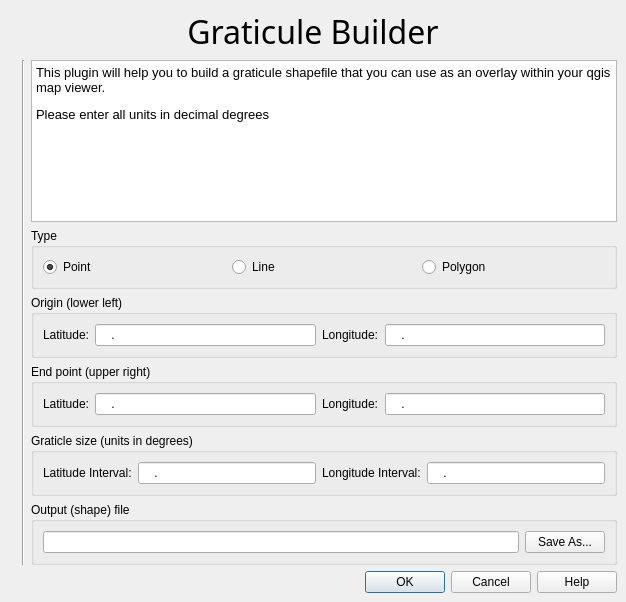
The window that src/plugins/grid_maker/pluginguibase.ui (qgis/QGIS) describes before a commit, drawn with Qt 5.
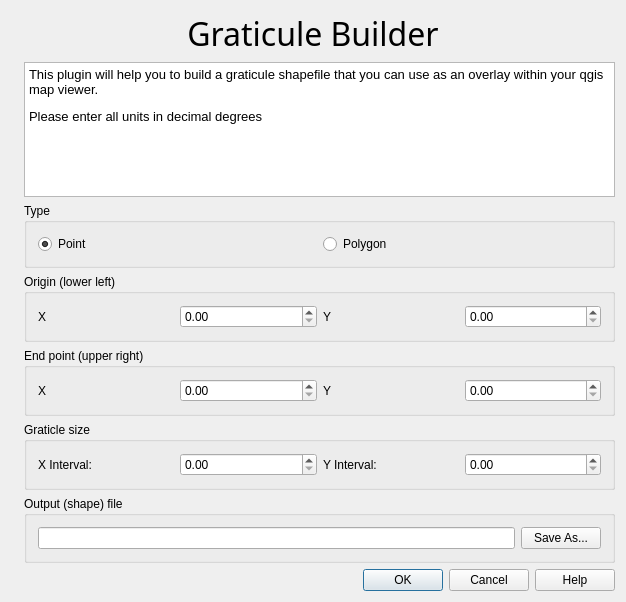
The same window after the commit. Icons and pictures are not drawn.

Commit message: First step towards fixing ticket #749  - switch to using qgsvectorfilewriter to generate graticules  - now I just need to add SRSselector button to support arbitary srs  - removed dependency on shplib

```diff
--- a/src/plugins/grid_maker/pluginguibase.ui
+++ b/src/plugins/grid_maker/pluginguibase.ui
@@ -15,14 +15,8 @@
   <property name="windowIcon" >
    <iconset/>
   </property>
-  <layout class="QVBoxLayout" >
-   <property name="margin" >
-    <number>9</number>
-   </property>
-   <property name="spacing" >
-    <number>6</number>
-   </property>
-   <item>
+  <layout class="QGridLayout" >
+   <item row="0" column="0" colspan="2" >
     <widget class="QLabel" name="txtHeading" >
      <property name="font" >
       <font>
@@ -43,15 +37,7 @@
      </property>
     </widget>
    </item>
-   <item>
-    <layout class="QHBoxLayout" >
-     <property name="margin" >
-      <number>0</number>
-     </property>
-     <property name="spacing" >
-      <number>6</number>
-     </property>
-     <item>
+   <item rowspan="6" row="1" column="0" >
       <widget class="QLabel" name="label" >
        <property name="text" >
         <string/>
@@ -64,49 +50,26 @@
        </property>
       </widget>
      </item>
-     <item>
-      <widget class="Line" name="line1" >
-       <property name="frameShape" >
-        <enum>QFrame::VLine</enum>
-       </property>
-       <property name="frameShadow" >
-        <enum>QFrame::Sunken</enum>
-       </property>
-       <property name="orientation" >
-        <enum>Qt::Vertical</enum>
-       </property>
-      </widget>
-     </item>
-     <item>
-      <layout class="QVBoxLayout" >
-       <property name="margin" >
-        <number>0</number>
-       </property>
-       <property name="spacing" >
-        <number>6</number>
-       </property>
-       <item>
+   <item row="1" column="1" >
         <widget class="QTextEdit" name="textEdit" >
          <property name="readOnly" >
           <bool>true</bool>
          </property>
          <property name="html" >
-          <string>&lt;html>&lt;head>&lt;meta name="qrichtext" content="1" />&lt;/head>&lt;body style=" white-space: pre-wrap; font-family:Sans Serif; font-size:9pt; font-weight:400; font-style:normal; text-decoration:none;">&lt;p style=" margin-top:12px; margin-bottom:12px; margin-left:0px; margin-right:0px; -qt-block-indent:0; text-indent:0px; font-family:Arial; font-size:11pt;">&lt;span style=" font-size:10pt;">This plugin will help you to build a graticule shapefile that you can use as an overlay within your qgis map viewer.&lt;/span>&lt;/p>&lt;p style=" margin-top:12px; margin-bottom:12px; margin-left:0px; margin-right:0px; -qt-block-indent:0; text-indent:0px; font-family:Arial; font-size:10pt;">Please enter all units in decimal degrees&lt;/p>&lt;/body>&lt;/html></string>
+      <string>&lt;html>&lt;head>&lt;meta name="qrichtext" content="1" />&lt;style type="text/css">
+p, li { white-space: pre-wrap; }
+&lt;/style>&lt;/head>&lt;body style=" font-family:'Lucida Grande'; font-size:13pt; font-weight:400; font-style:normal;">
+&lt;p style=" margin-top:12px; margin-bottom:12px; margin-left:0px; margin-right:0px; -qt-block-indent:0; text-indent:0px; font-family:'Arial'; font-size:11pt;">&lt;span style=" font-size:10pt;">This plugin will help you to build a graticule shapefile that you can use as an overlay within your qgis map viewer.&lt;/span>&lt;/p>
+&lt;p style=" margin-top:12px; margin-bottom:12px; margin-left:0px; margin-right:0px; -qt-block-indent:0; text-indent:0px; font-family:'Arial'; font-size:10pt;">Please enter all units in decimal degrees&lt;/p>&lt;/body>&lt;/html></string>
          </property>
         </widget>
        </item>
-       <item>
+   <item row="2" column="1" >
         <widget class="QGroupBox" name="groupBox1" >
          <property name="title" >
           <string>Type</string>
          </property>
          <layout class="QHBoxLayout" >
-          <property name="margin" >
-           <number>9</number>
-          </property>
-          <property name="spacing" >
-           <number>6</number>
-          </property>
           <item>
            <widget class="QRadioButton" name="radPoint" >
             <property name="text" >
@@ -117,13 +80,6 @@
             </property>
            </widget>
           </item>
-          <item>
-           <widget class="QRadioButton" name="radLine" >
-            <property name="text" >
-             <string>Line</string>
-            </property>
-           </widget>
-          </item>
           <item>
            <widget class="QRadioButton" name="radPolygon" >
             <property name="text" >
@@ -134,147 +90,117 @@
          </layout>
         </widget>
        </item>
-       <item>
+   <item row="3" column="1" >
         <widget class="QGroupBox" name="groupBox" >
          <property name="title" >
           <string>Origin (lower left)</string>
          </property>
-         <layout class="QHBoxLayout" >
-          <property name="margin" >
-           <number>9</number>
-          </property>
-          <property name="spacing" >
-           <number>6</number>
-          </property>
-          <item>
+     <layout class="QGridLayout" >
+      <item row="0" column="0" >
            <widget class="QLabel" name="textLabel1" >
             <property name="text" >
-             <string>Latitude:</string>
-            </property>
-           </widget>
-          </item>
-          <item>
-           <widget class="QLineEdit" name="leOriginLatitude" >
-            <property name="inputMask" >
-             <string>#000.00000; </string>
+         <string>X</string>
+        </property>
+        <property name="buddy" >
+         <cstring>spindblMinX</cstring>
             </property>
            </widget>
           </item>
-          <item>
+      <item row="0" column="1" >
+       <widget class="QDoubleSpinBox" name="spindblMinX" />
+      </item>
+      <item row="0" column="2" >
            <widget class="QLabel" name="textLabel1_2" >
             <property name="text" >
-             <string>Longitude:</string>
+         <string>Y</string>
+        </property>
+        <property name="buddy" >
+         <cstring>spindblMinY</cstring>
             </property>
            </widget>
           </item>
-          <item>
-           <widget class="QLineEdit" name="leOriginLongitude" >
-            <property name="inputMask" >
-             <string>#000.00000; </string>
-            </property>
-           </widget>
+      <item row="0" column="3" >
+       <widget class="QDoubleSpinBox" name="spindblMinY" />
           </item>
          </layout>
         </widget>
        </item>
-       <item>
+   <item row="4" column="1" >
         <widget class="QGroupBox" name="groupBox_3" >
          <property name="title" >
           <string>End point (upper right)</string>
          </property>
-         <layout class="QHBoxLayout" >
-          <property name="margin" >
-           <number>9</number>
-          </property>
-          <property name="spacing" >
-           <number>6</number>
-          </property>
-          <item>
+     <layout class="QGridLayout" >
+      <item row="0" column="0" >
            <widget class="QLabel" name="textLabel1_3" >
             <property name="text" >
-             <string>Latitude:</string>
-            </property>
-           </widget>
-          </item>
-          <item>
-           <widget class="QLineEdit" name="leEndPointLatitude" >
-            <property name="inputMask" >
-             <string>#000.00000; </string>
+         <string>X</string>
+        </property>
+        <property name="buddy" >
+         <cstring>spindblMaxX</cstring>
             </property>
            </widget>
           </item>
-          <item>
+      <item row="0" column="1" >
+       <widget class="QDoubleSpinBox" name="spindblMaxX" />
+      </item>
+      <item row="0" column="2" >
            <widget class="QLabel" name="textLabel1_2_2" >
             <property name="text" >
-             <string>Longitude:</string>
+         <string>Y</string>
+        </property>
+        <property name="buddy" >
+         <cstring>spindblMaxY</cstring>
             </property>
            </widget>
           </item>
-          <item>
-           <widget class="QLineEdit" name="leEndPointLongitude" >
-            <property name="inputMask" >
-             <string>#000.00000; </string>
-            </property>
-           </widget>
+      <item row="0" column="3" >
+       <widget class="QDoubleSpinBox" name="spindblMaxY" />
           </item>
          </layout>
         </widget>
        </item>
-       <item>
+   <item row="5" column="1" >
         <widget class="QGroupBox" name="groupBox_2" >
          <property name="title" >
-          <string>Graticle size (units in degrees)</string>
-         </property>
-         <layout class="QHBoxLayout" >
-          <property name="margin" >
-           <number>9</number>
-          </property>
-          <property name="spacing" >
-           <number>6</number>
-          </property>
-          <item>
+      <string>Graticle size</string>
+     </property>
+     <layout class="QGridLayout" >
+      <item row="0" column="0" >
            <widget class="QLabel" name="lblMinTimeGap" >
             <property name="text" >
-             <string>Latitude Interval:</string>
-            </property>
-           </widget>
-          </item>
-          <item>
-           <widget class="QLineEdit" name="leLatitudeInterval" >
-            <property name="inputMask" >
-             <string>#000.00000; </string>
+         <string>X Interval:</string>
+        </property>
+        <property name="buddy" >
+         <cstring>spindblXInterval</cstring>
             </property>
            </widget>
           </item>
-          <item>
+      <item row="0" column="1" >
+       <widget class="QDoubleSpinBox" name="spindblXInterval" />
+      </item>
+      <item row="0" column="2" >
            <widget class="QLabel" name="lblMinDistanceGap" >
             <property name="text" >
-             <string>Longitude Interval:</string>
+         <string>Y Interval:</string>
+        </property>
+        <property name="buddy" >
+         <cstring>spindblYInterval</cstring>
             </property>
            </widget>
           </item>
-          <item>
-           <widget class="QLineEdit" name="leLongitudeInterval" >
-            <property name="inputMask" >
-             <string>#000.00000; </string>
-            </property>
-           </widget>
+      <item row="0" column="3" >
+       <widget class="QDoubleSpinBox" name="spindblYInterval" />
           </item>
          </layout>
         </widget>
        </item>
-       <item>
+   <item row="6" column="1" >
         <widget class="QGroupBox" name="groupBox_4" >
          <property name="title" >
           <string>Output (shape) file</string>
          </property>
          <layout class="QHBoxLayout" >
-          <property name="margin" >
-           <number>9</number>
-          </property>
-          <property name="spacing" >
-           <number>6</number>
-          </property>
           <item>
            <widget class="QLineEdit" name="leOutputShapeFile" />
           </item>
@@ -288,11 +214,7 @@
          </layout>
         </widget>
        </item>
-      </layout>
-     </item>
-    </layout>
-   </item>
-   <item>
+   <item row="7" column="0" colspan="2" >
     <widget class="QDialogButtonBox" name="buttonBox" >
      <property name="orientation" >
       <enum>Qt::Horizontal</enum>
```
Left out of the diff: 14 changed lines with no effect on the pictures. Lines whose indentation alone changed are shown as unchanged. The commit also changes 10 other files.
